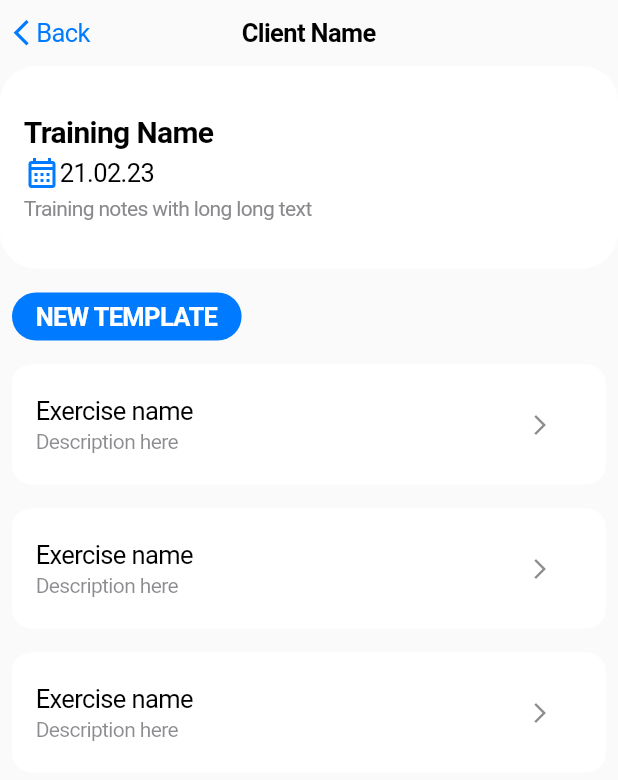
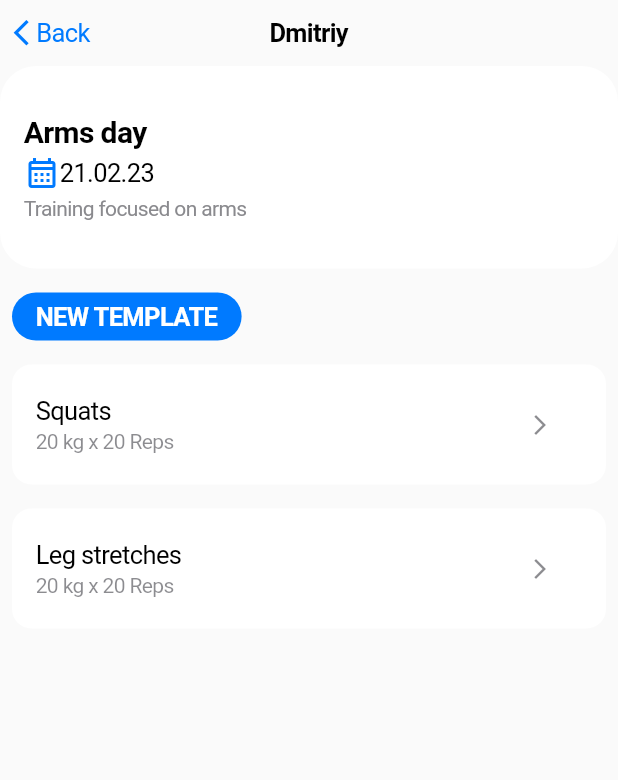
Before and after one commit to VergoEcho/fitness_app, a Flutter app: the ClientsPage screen opened by its route, after a tap on "Alexander", after a tap on "Dmitriy", on a phone screen of 412 x 824 dp. Shown: the top 780 px of the screen. Run offline on Flutter 3.47's test engine with Material 2 defaults, Android fonts, the phone set to English and light mode, and no system bars; our stand-ins replace easy_localization, equatable, table_calendar, timelines.

Commit message:
data now come from models

```diff
--- a/assets/translations/en.json
+++ b/assets/translations/en.json
@@ -29,6 +29,7 @@
     "archive": "Archive"
   },
   "client_profile_page" : {
+    "title": "Client Profile",
     "back": "Back",
     "edit": "Edit",
     "paid_till": "Paid till",
--- a/lib/screens/calendar_page.dart
+++ b/lib/screens/calendar_page.dart
@@ -54,7 +54,7 @@ class CalendarPage extends StatelessWidget {
 
   static const String route = '/calendar';
 
-  List<Client> _activeClients () {
+  List<Client> _activeClients() {
     return _clients.where((client) {
       return client.isArchive == false;
     }).toList();
@@ -111,17 +111,24 @@ class CalendarPage extends StatelessWidget {
                                                 left: 16, top: 8, bottom: 4),
                                             child: Row(
                                               mainAxisAlignment:
-                                                MainAxisAlignment.spaceBetween,
+                                                  MainAxisAlignment
+                                                      .spaceBetween,
                                               children: [
                                                 Text(
-                                                LocaleKeys.calendar_page_modalTitle.tr(),
+                                                  LocaleKeys
+                                                      .calendar_page_modalTitle
+                                                      .tr(),
                                                   style: const TextStyle(
                                                     fontSize: 24,
                                                     fontWeight: FontWeight.w600,
                                                   ),
                                                 ),
                                                 CupertinoButton(
-                                                child: const Icon(Icons.cancel, size: 32, color: Color(0xff65656b),),
+                                                  child: const Icon(
+                                                    Icons.cancel,
+                                                    size: 32,
+                                                    color: Color(0xff65656b),
+                                                  ),
                                                   onPressed: () =>
                                                       Navigator.pop(context),
                                                 )
@@ -133,15 +140,18 @@ class CalendarPage extends StatelessWidget {
                                             headerVisible: true,
                                           ),
                                           ListView.builder(
-                                          physics: const NeverScrollableScrollPhysics(),
+                                            physics:
+                                                const NeverScrollableScrollPhysics(),
                                             shrinkWrap: true,
                                             itemCount: _activeClients().length,
                                             itemBuilder: (context, index) {
                                               return CalendarCard(
                                                 client: _activeClients()[index],
                                                 onTap: () {
-                                                Navigator.pushNamed(context,
-                                                    CalendarTrainingPage.route);
+                                                  Navigator.pushNamed(
+                                                      context,
+                                                      CalendarTrainingPage
+                                                          .route);
                                                 },
                                               );
                                             },
@@ -151,13 +161,13 @@ class CalendarPage extends StatelessWidget {
                                           )
                                         ],
                                       );
-                                  }
-                                );
+                                    });
                               });
                         },
                         child: Row(
                           children: [
-                            Text(DateFormat('MMMM, yyyy', context.locale.languageCode)
+                            Text(DateFormat(
+                                    'MMMM, yyyy', context.locale.languageCode)
                                 .format(DateTime.now())),
                             const SizedBox(
                               width: 4,
@@ -180,10 +190,14 @@ class CalendarPage extends StatelessWidget {
                 child: ListView.builder(
               itemCount: _activeClients().length,
               itemBuilder: (BuildContext context, int index) {
+                Client client = _activeClients()[index];
                 return CalendarCard(
-                  client: _activeClients()[index],
+                  client: client,
                   onTap: () {
-                    Navigator.of(context, rootNavigator: true).pushNamed(CalendarTrainingPage.route);
+                    Navigator.of(context, rootNavigator: true).pushNamed(
+                      CalendarTrainingPage.route,
+                      arguments: {"client": client},
+                    );
                   },
                 );
               },
--- a/lib/screens/calendar_training_page.dart
+++ b/lib/screens/calendar_training_page.dart
@@ -2,8 +2,39 @@ import 'package:easy_localization/easy_localization.dart';
 import 'package:flutter/cupertino.dart';
 import 'package:flutter/material.dart';
 import 'package:trainings/generated/locale_keys.g.dart';
+import 'package:trainings/models/client.dart';
+import 'package:trainings/models/exercise.dart';
+import 'package:trainings/models/training.dart';
 import 'package:trainings/ui/filled_button.dart';
 import 'package:trainings/widgets/calendar_exercise_card.dart';
+
+Training _training = Training(
+  id: 1,
+  title: 'Arms day',
+  description: 'Training focused on arms',
+  date: DateTime.now(),
+  createdAt: DateTime.now(),
+  updatedAt: DateTime.now(),
+);
+
+List<Exercise> _exercises = [
+  Exercise(
+    id: 2,
+    title: 'Squats',
+    description: '20 kg x 20 Reps',
+    createdAt: DateTime.now(),
+    updatedAt: DateTime.now(),
+    reps: [],
+  ),
+  Exercise(
+    id: 2,
+    title: 'Leg stretches',
+    description: '20 kg x 20 Reps',
+    createdAt: DateTime.now(),
+    updatedAt: DateTime.now(),
+    reps: [],
+  ),
+];
 
 class CalendarTrainingPage extends StatelessWidget {
   const CalendarTrainingPage({Key? key}) : super(key: key);
@@ -12,6 +43,9 @@ class CalendarTrainingPage extends StatelessWidget {
 
   @override
   Widget build(BuildContext context) {
+    Map<String,Client> arguments = ModalRoute.of(context)?.settings.arguments as Map<String, Client>;
+    Client client = arguments['client']!;
+
     return CupertinoPageScaffold(
       backgroundColor: const Color(0xfffafafa),
       navigationBar: CupertinoNavigationBar(
@@ -34,7 +68,7 @@ class CalendarTrainingPage extends StatelessWidget {
             Navigator.pop(context);
           },
         ),
-        middle: const Text('Client Name'),
+        middle: Text(client.name),
       ),
       child: Column(
         crossAxisAlignment: CrossAxisAlignment.start,
@@ -50,9 +84,9 @@ class CalendarTrainingPage extends StatelessWidget {
             child: Column(
               crossAxisAlignment: CrossAxisAlignment.start,
               children: [
-                const Text(
-                  'Training Name',
-                  style: TextStyle(
+                Text(
+                  _training.title,
+                  style: const TextStyle(
                     fontSize: 20,
                     fontWeight: FontWeight.w600,
                   ),
@@ -62,14 +96,14 @@ class CalendarTrainingPage extends StatelessWidget {
                   children: [
                     const Icon(Icons.calendar_month_outlined),
                     Text(DateFormat('dd.MM.yy', context.locale.languageCode)
-                        .format(DateTime.now())
+                        .format(_training.date)
                         .toString())
                   ],
                 ),
                 const SizedBox(height: 4),
-                const Text(
-                  'Training notes with long long text',
-                  style: TextStyle(fontSize: 14, color: Color(0xff8a8a8e)),
+                Text(
+                  _training.description,
+                  style: const TextStyle(fontSize: 14, color: Color(0xff8a8a8e)),
                 ),
               ],
             ),
@@ -86,7 +120,8 @@ class CalendarTrainingPage extends StatelessWidget {
                         top: 16,
                       ),
                       child: AppleFilledButton(
-                        text: LocaleKeys.calendar_training_page_new_template.tr(),
+                        text:
+                            LocaleKeys.calendar_training_page_new_template.tr(),
                         onPressed: () {},
                       ),
                     ),
@@ -95,9 +130,12 @@ class CalendarTrainingPage extends StatelessWidget {
                 ListView.builder(
                   physics: const NeverScrollableScrollPhysics(),
                   shrinkWrap: true,
-                  itemCount: 3,
+                  itemCount: _exercises.length,
                   itemBuilder: (context, index) {
-                    return const CalendarExerciseCard();
+                    Exercise exercise = _exercises[index];
+                    return CalendarExerciseCard(
+                      exercise: exercise,
+                    );
                   },
                 ),
                 const SizedBox(
--- a/lib/screens/client_profile_page.dart
+++ b/lib/screens/client_profile_page.dart
@@ -2,6 +2,8 @@ import 'package:easy_localization/easy_localization.dart';
 import 'package:flutter/cupertino.dart';
 import 'package:flutter/material.dart';
 import 'package:trainings/generated/locale_keys.g.dart';
+import 'package:trainings/models/client.dart';
+import 'package:trainings/ui/filled_button.dart';
 
 enum TrainingsOrInfo { trainings, info }
 
@@ -19,6 +21,9 @@ class _ClientProfilePageState extends State<ClientProfilePage> {
 
   @override
   Widget build(BuildContext context) {
+    Map<String,Client> arguments = ModalRoute.of(context)?.settings.arguments as Map<String, Client>;
+    Client client = arguments['client']!;
+
     return CupertinoPageScaffold(
       backgroundColor: const Color(0xfffafafa),
       navigationBar: CupertinoNavigationBar(
@@ -41,7 +46,7 @@ class _ClientProfilePageState extends State<ClientProfilePage> {
             Navigator.pop(context);
           },
         ),
-        middle: const Text('Client Name'),
+        middle: Text(LocaleKeys.client_profile_page_title.tr()),
         trailing: CupertinoButton(
           padding: EdgeInsets.zero,
           child: Padding(
@@ -49,7 +54,6 @@ class _ClientProfilePageState extends State<ClientProfilePage> {
             child: Text(LocaleKeys.client_profile_page_edit.tr()),
           ),
           onPressed: () {
-            Navigator.pop(context);
           },
         ),
       ),
@@ -66,9 +70,9 @@ class _ClientProfilePageState extends State<ClientProfilePage> {
             child: Column(
               crossAxisAlignment: CrossAxisAlignment.start,
               children: [
-                const Text(
-                  'Contact Name',
-                  style: TextStyle(
+                Text(
+                  client.name,
+                  style: const TextStyle(
                     fontSize: 24,
                     fontWeight: FontWeight.w600,
                   ),
@@ -120,8 +124,10 @@ class _ClientProfilePageState extends State<ClientProfilePage> {
                   child: CupertinoSlidingSegmentedControl<TrainingsOrInfo>(
                     groupValue: pageMode,
                     children: <TrainingsOrInfo, Widget>{
-                      TrainingsOrInfo.trainings: Text(LocaleKeys.client_profile_page_trainings.tr()),
-                      TrainingsOrInfo.info: Text(LocaleKeys.client_profile_page_info.tr()),
+                      TrainingsOrInfo.trainings:
+                          Text(LocaleKeys.client_profile_page_trainings.tr()),
+                      TrainingsOrInfo.info:
+                          Text(LocaleKeys.client_profile_page_info.tr()),
                     },
                     onValueChanged: (state) {
                       setState(() {
@@ -157,18 +163,12 @@ class _ClientProfilePageState extends State<ClientProfilePage> {
                                         fontWeight: FontWeight.w600,
                                         fontSize: 20),
                                   ),
-                                  CupertinoButton.filled(
-                                    borderRadius: BorderRadius.circular(100),
-                                    padding: const EdgeInsets.symmetric(
-                                        horizontal: 16, vertical: 4),
-                                    minSize: 32,
+                                  AppleFilledButton(
+                                    text: LocaleKeys
+                                        .client_profile_page_new_template
+                                        .tr()
+                                        .toUpperCase(),
                                     onPressed: () {},
-                                    child: Text(
-                                      LocaleKeys.client_profile_page_new_template.tr().toUpperCase(),
-                                      style: const TextStyle(
-                                        fontWeight: FontWeight.w600,
-                                      ),
-                                    ),
                                   ),
                                 ],
                               ),
--- a/lib/screens/trainings_page.dart
+++ b/lib/screens/trainings_page.dart
@@ -2,6 +2,7 @@ import 'package:easy_localization/easy_localization.dart';
 import 'package:flutter/cupertino.dart';
 import 'package:trainings/generated/locale_keys.g.dart';
 import 'package:trainings/models/training.dart';
+import 'package:trainings/ui/filled_button.dart';
 import 'package:trainings/widgets/exercise_card.dart';
 import 'package:trainings/widgets/training_template_card.dart';
 
@@ -94,21 +95,12 @@ class _TrainingsPageState extends State<TrainingsPage> {
                           fontWeight: FontWeight.w700,
                         ),
                       ),
-                      CupertinoButton.filled(
-                        borderRadius: BorderRadius.circular(100),
-                        padding: const EdgeInsets.symmetric(
-                            horizontal: 16, vertical: 4),
-                        minSize: 32,
+                      AppleFilledButton(
+                        text: LocaleKeys.trainings_page_new_template
+                            .tr()
+                            .toUpperCase(),
                         onPressed: () {},
-                        child: Text(
-                          LocaleKeys.trainings_page_new_template
-                              .tr()
-                              .toUpperCase(),
-                          style: const TextStyle(
-                            fontWeight: FontWeight.w600,
-                          ),
-                        ),
-                      ),
+                      )
                     ],
                   ),
                   const SizedBox(height: 16),
--- a/lib/widgets/calendar_exercise_card.dart
+++ b/lib/widgets/calendar_exercise_card.dart
@@ -1,10 +1,14 @@
 import 'package:flutter/cupertino.dart';
 import 'package:flutter/material.dart';
+import 'package:trainings/models/exercise.dart';
 import 'package:trainings/widgets/double_picker.dart';
 import 'package:trainings/widgets/set_card.dart';
 
 class CalendarExerciseCard extends StatefulWidget {
-  const CalendarExerciseCard({Key? key}) : super(key: key);
+  const CalendarExerciseCard({Key? key, required this.exercise})
+      : super(key: key);
+
+  final Exercise exercise;
 
   @override
   State<CalendarExerciseCard> createState() => _CalendarExerciseCardState();
@@ -93,14 +97,18 @@ class _CalendarExerciseCardState extends State<CalendarExerciseCard>
                 Expanded(
                   child: Column(
                     crossAxisAlignment: CrossAxisAlignment.start,
-                    children: const [
-                      Text('Exercise name'),
-                      SizedBox(height: 2),
-                      Text(
-                        'Description here',
-                        style:
-                            TextStyle(fontSize: 14, color: Color(0x963c3c43)),
-                      ),
+                    children: [
+                      Text(widget.exercise.title),
+                      widget.exercise.description == ""
+                          ? const SizedBox()
+                          : Padding(
+                              padding: const EdgeInsets.only(top: 2),
+                              child: Text(
+                                widget.exercise.description,
+                                style: const TextStyle(
+                                    fontSize: 14, color: Color(0x963c3c43)),
+                              ),
+                            ),
                     ],
                   ),
                 ),
--- a/lib/widgets/current_client_card.dart
+++ b/lib/widgets/current_client_card.dart
@@ -16,7 +16,7 @@ class CurrentClientCard extends StatelessWidget {
   Widget build(BuildContext context) {
     return GestureDetector(
       onTap: () => Navigator.of(context, rootNavigator: true)
-          .pushNamed(ClientProfilePage.route),
+          .pushNamed(ClientProfilePage.route, arguments: {"client": client}),
       child: Container(
         margin: const EdgeInsets.only(top: 16, left: 8, right: 8),
         padding: const EdgeInsets.all(16),
--- a/lib/widgets/training_template_card.dart
+++ b/lib/widgets/training_template_card.dart
@@ -1,13 +1,25 @@
 import 'package:flutter/cupertino.dart';
 import 'package:flutter/material.dart';
 import 'package:timelines/timelines.dart';
+import 'package:trainings/models/exercise.dart';
 import 'package:trainings/models/training.dart';
 
-List<String> exercises = [
-  '20 kg x 20 Reps',
-  '20 kg x 20 Reps',
-  '20 kg x 20 Reps',
-  '20 kg x 20 Reps',
+List<Exercise> _exercises = [
+  Exercise(
+    id: 0,
+    title: 'Squat',
+    description: '20 kg x 20 Reps',
+    createdAt: DateTime.now(),
+    updatedAt: DateTime.now(),
+    reps: const [
+      '20 kg x 10 Reps',
+      '30 kg x 10 Reps',
+      '40 kg x 10 Reps',
+      '40 kg x 10 Reps',
+      '40 kg x 10 Reps',
+      '40 kg x 10 Reps',
+    ],
+  ),
 ];
 
 class TrainingTemplateCard extends StatefulWidget {
@@ -76,7 +88,7 @@ class _TrainingTemplateCardState extends State<TrainingTemplateCard>
                   crossAxisAlignment: CrossAxisAlignment.start,
                   children: [
                     Text(widget.template.title),
-                    widget.template.description == "" ? SizedBox() :Padding(
+                    widget.template.description == "" ? const SizedBox() :Padding(
                       padding: const EdgeInsets.only(top: 2.0),
                       child: Text(
                         widget.template.description,
@@ -117,7 +129,7 @@ class _TrainingTemplateCardState extends State<TrainingTemplateCard>
                     contentsBuilder: (context, index) => Padding(
                       padding: const EdgeInsets.symmetric(vertical: 8.0),
                       child: Text(
-                        exercises[index],
+                        '${_exercises[0].title} ${_exercises[0].reps[index]}',
                         style: const TextStyle(
                           fontSize: 16,
                           color: Color(0xff828282),
@@ -132,7 +144,7 @@ class _TrainingTemplateCardState extends State<TrainingTemplateCard>
                         ),
                       );
                     },
-                    itemCount: exercises.length,
+                    itemCount: _exercises[0].reps.length,
                   ),
                 ),
                 // const CustomTimeline(),
```
Also changed, not shown: lib/generated/codegen_loader.g.dart, lib/generated/locale_keys.g.dart. Lines whose indentation alone changed are shown as unchanged.
